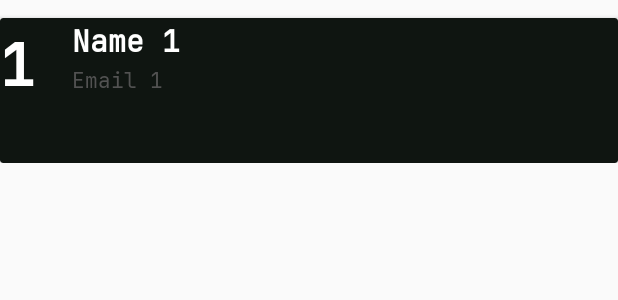
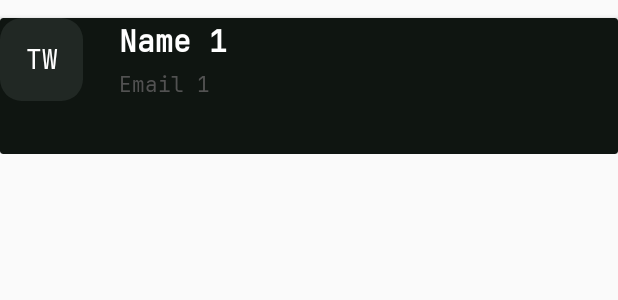
Before and after one commit to 6eero/NewPass, an Android app: the layout my_row.xml on its own in the app's theme, with its tools: preview values and no code run, on a phone screen of 412 x 824 dp. Shown: the top 300 px of the screen. Run offline under Robolectric (Android 15) with nearby library versions, the phone set to English and light mode, and no system bars.

Commit message:
Graphic changes

```diff
--- /dev/null
+++ b/app/src/main/res/drawable/icon_entry.xml
@@ -0,0 +1,9 @@
+<vector xmlns:android="http://schemas.android.com/apk/res/android"
+    android:width="92.43dp"
+    android:height="92.43dp"
+    android:viewportWidth="92.43"
+    android:viewportHeight="92.43">
+  <path
+      android:pathData="M24.13,0L68.3,0A24.13,24.13 0,0 1,92.43 24.13L92.43,68.3A24.13,24.13 0,0 1,68.3 92.43L24.13,92.43A24.13,24.13 0,0 1,0 68.3L0,24.13A24.13,24.13 0,0 1,24.13 0z"
+      android:fillColor="@color/background_secondary"/>
+</vector>
--- a/app/src/main/res/layout/activity_main.xml
+++ b/app/src/main/res/layout/activity_main.xml
@@ -57,7 +57,7 @@
         android:layout_width="wrap_content"
         android:layout_height="wrap_content"
         android:layout_marginStart="30dp"
-        android:layout_marginTop="80dp"
+        android:layout_marginTop="60dp"
         android:fontFamily="@font/jetbrainsmonoregular"
         android:text="All"
         android:textColor="@color/text_primary"
@@ -98,7 +98,7 @@
         android:layout_width="0dp"
         android:layout_height="0dp"
         android:layout_marginStart="30dp"
-        android:layout_marginTop="25dp"
+        android:layout_marginTop="15dp"
         android:layout_marginEnd="30dp"
         app:layout_constraintBottom_toBottomOf="parent"
         app:layout_constraintEnd_toEndOf="parent"
--- a/app/src/main/res/layout/my_row.xml
+++ b/app/src/main/res/layout/my_row.xml
@@ -18,15 +18,16 @@
             android:layout_height="wrap_content"
             android:paddingBottom="35dp">
 
-            <TextView
-                android:id="@+id/row_id_txt"
-                android:layout_width="wrap_content"
-                android:layout_height="wrap_content"
+            <ImageView
+                android:id="@+id/icon_entry"
+                android:layout_width="55dp"
+                android:layout_height="55dp"
+                android:fontFamily="@font/jetbrainsmonobold"
+                android:src="@drawable/icon_entry"
                 android:text="1"
+                android:textColor="@color/text_primary"
                 android:textSize="40dp"
                 android:textStyle="bold"
-                android:textColor="@color/text_primary"
-                android:fontFamily="@font/jetbrainsmonobold"
                 app:layout_constraintBottom_toBottomOf="parent"
                 app:layout_constraintStart_toStartOf="parent"
                 app:layout_constraintTop_toTopOf="parent" />
@@ -41,18 +42,31 @@
                 android:textColor="@color/text_primary"
                 android:textSize="20dp"
                 android:textStyle="bold"
-                app:layout_constraintStart_toEndOf="@+id/row_id_txt"
-                tools:layout_editor_absoluteY="12dp" />
+                app:layout_constraintStart_toEndOf="@+id/icon_entry"
+                app:layout_constraintTop_toTopOf="@+id/icon_entry" />
 
             <TextView
                 android:id="@+id/row_email_txt"
                 android:layout_width="wrap_content"
                 android:layout_height="wrap_content"
+                android:fontFamily="@font/jetbrainsmonoregular"
                 android:text="Email 1"
+                android:textColor="@color/text_secondary"
+                app:layout_constraintBottom_toBottomOf="@+id/icon_entry"
+                app:layout_constraintStart_toStartOf="@+id/row_name_txt" />
+
+            <TextView
+                android:id="@+id/row_tw_txt"
+                android:layout_width="wrap_content"
+                android:layout_height="wrap_content"
                 android:fontFamily="@font/jetbrainsmonoregular"
-                android:textColor="@color/text_secondary"
-                app:layout_constraintStart_toStartOf="@+id/row_name_txt"
-                app:layout_constraintTop_toBottomOf="@+id/row_name_txt" />
+                android:text="TW"
+                android:textSize="17dp"
+                android:textColor="@color/text_primary"
+                app:layout_constraintBottom_toBottomOf="@+id/icon_entry"
+                app:layout_constraintEnd_toEndOf="@+id/icon_entry"
+                app:layout_constraintStart_toStartOf="parent"
+                app:layout_constraintTop_toTopOf="@+id/icon_entry" />
 
         </androidx.constraintlayout.widget.ConstraintLayout>
     </androidx.cardview.widget.CardView>
```
Also changed, not shown: app/src/main/java/com/example/newpass/CustomAdapter.java (+28 -6 lines).
